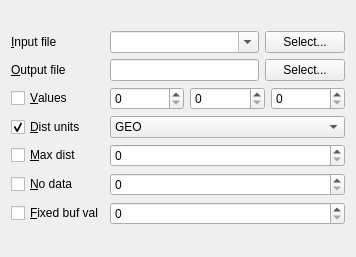
This is qgis/python/plugins/GdalTools/tools/widgetProximity.ui in sourcepole/qgis as Qt 5 draws it before an edit. The edited form follows.
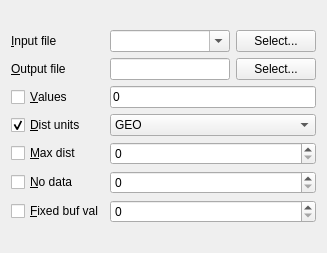
This is the edited form.

Commit message: allow multiple values in proximity tool, allow multiple no-data values in warp tool, fixed error in retrieving srs

Patch:
```diff
--- a/qgis/python/plugins/GdalTools/tools/widgetProximity.ui
+++ b/qgis/python/plugins/GdalTools/tools/widgetProximity.ui
@@ -6,8 +6,8 @@
    <rect>
     <x>0</x>
     <y>0</y>
-    <width>356</width>
-    <height>257</height>
+    <width>327</width>
+    <height>253</height>
    </rect>
   </property>
   <property name="sizePolicy">
@@ -90,31 +90,6 @@
        </property>
       </widget>
      </item>
-     <item row="2" column="1">
-      <layout class="QHBoxLayout" name="horizontalLayout">
-       <item>
-        <widget class="QSpinBox" name="valueSpin1">
-         <property name="maximum">
-          <number>65000</number>
-         </property>
-        </widget>
-       </item>
-       <item>
-        <widget class="QSpinBox" name="valueSpin2">
-         <property name="maximum">
-          <number>65000</number>
-         </property>
-        </widget>
-       </item>
-       <item>
-        <widget class="QSpinBox" name="valueSpin3">
-         <property name="maximum">
-          <number>65000</number>
-         </property>
-        </widget>
-       </item>
-      </layout>
-     </item>
      <item row="3" column="0">
       <widget class="QCheckBox" name="distUnitsCheck">
        <property name="text">
@@ -181,6 +156,13 @@
        </property>
       </widget>
      </item>
+     <item row="2" column="1">
+      <widget class="QLineEdit" name="valuesEdit">
+       <property name="text">
+        <string>0</string>
+       </property>
+      </widget>
+     </item>
     </layout>
    </item>
   </layout>
```
The commit also changes 6 other files.
